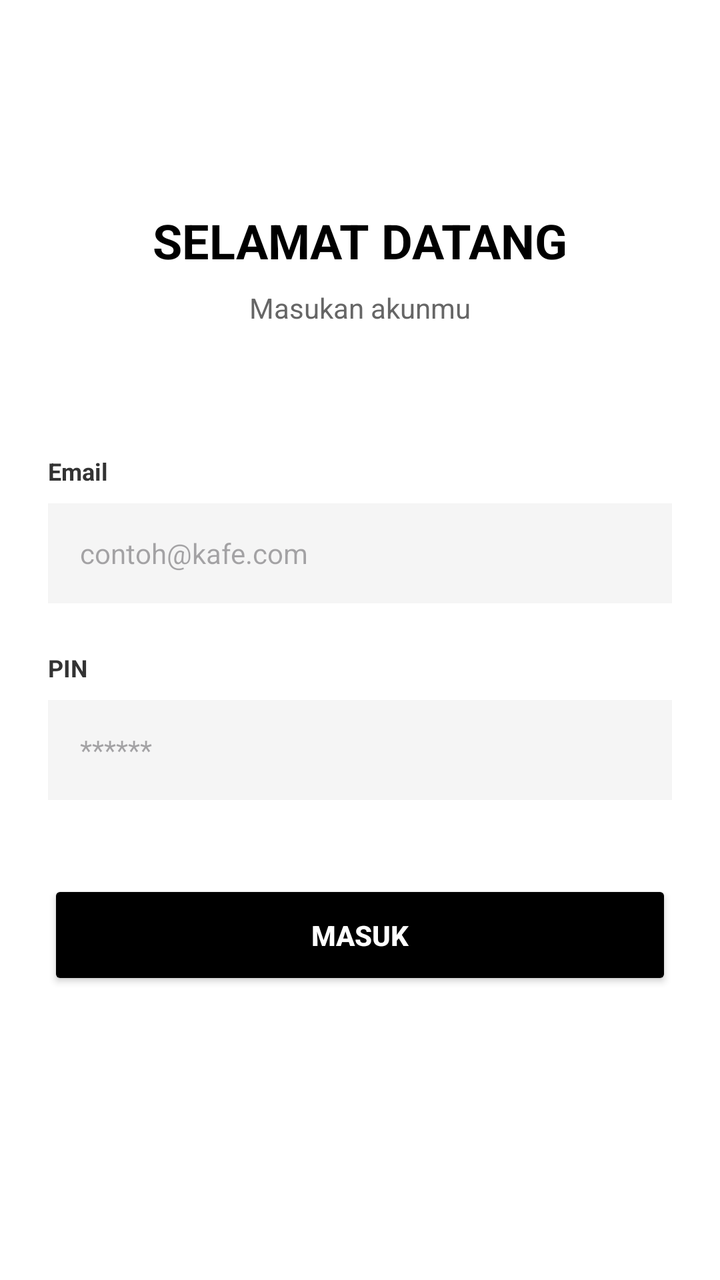
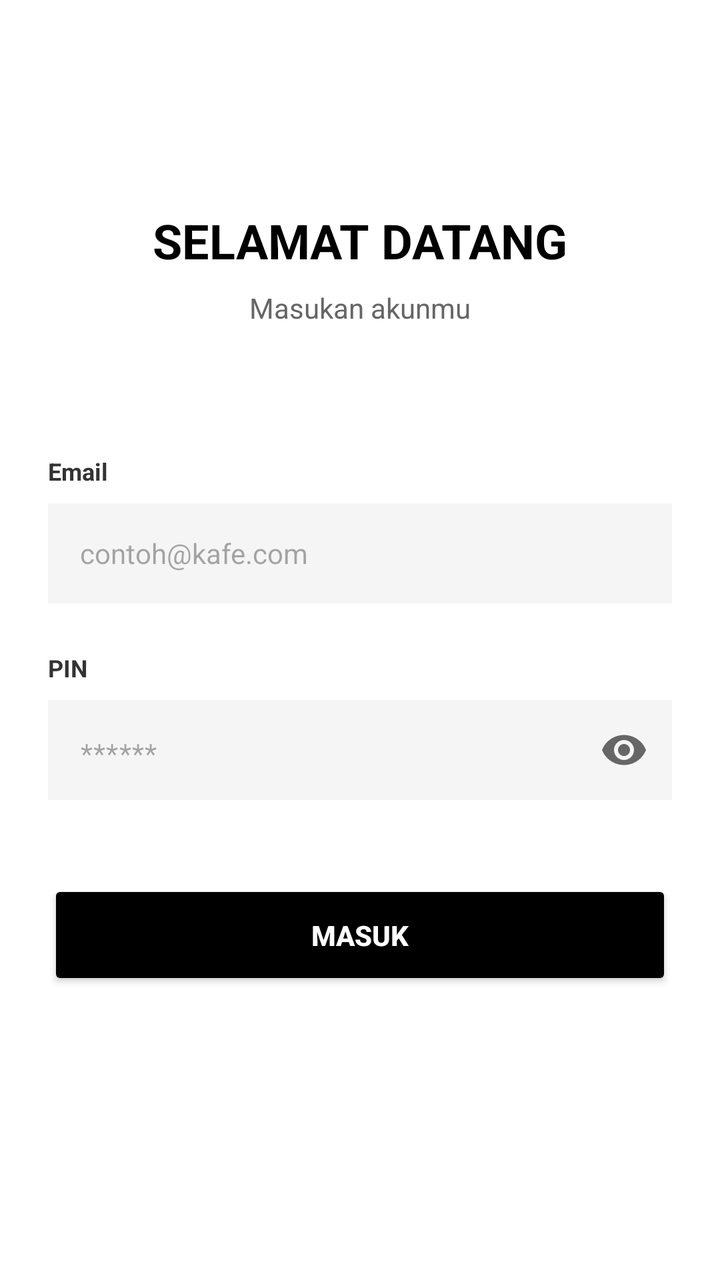

An Android layout rendered at two revisions. The XML below is the earlier revision; the diff shows what the commit changed to produce the second picture.
<!-- AndroidManifest.xml: application theme Theme.SistemKasir -->
<!-- res/layout/activity_login.xml -->
<?xml version="1.0" encoding="utf-8"?>
<androidx.constraintlayout.widget.ConstraintLayout
    xmlns:android="http://schemas.android.com/apk/res/android"
    xmlns:app="http://schemas.android.com/apk/res-auto"
    xmlns:tools="http://schemas.android.com/schemas/android/tools"
    android:layout_width="match_parent"
    android:layout_height="match_parent"
    android:background="#FFFFFF"
    android:padding="24dp"
    tools:context=".ui.auth.LoginActivity">

    <TextView
        android:id="@+id/textJudul"
        android:layout_width="wrap_content"
        android:layout_height="wrap_content"
        android:layout_marginTop="80dp"
        android:text="SELAMAT DATANG"
        android:textColor="#000000"
        android:textSize="24sp"
        android:textStyle="bold"
        app:layout_constraintEnd_toEndOf="parent"
        app:layout_constraintStart_toStartOf="parent"
        app:layout_constraintTop_toTopOf="parent" />

    <TextView
        android:id="@+id/textSubjudul"
        android:layout_width="wrap_content"
        android:layout_height="wrap_content"
        android:layout_marginTop="8dp"
        android:text="Masukan akunmu"
        android:textColor="#666666"
        android:textSize="14sp"
        app:layout_constraintEnd_toEndOf="parent"
        app:layout_constraintStart_toStartOf="parent"
        app:layout_constraintTop_toBottomOf="@id/textJudul" />

    <LinearLayout
        android:layout_width="match_parent"
        android:layout_height="wrap_content"
        android:layout_marginTop="64dp"
        android:orientation="vertical"
        app:layout_constraintEnd_toEndOf="parent"
        app:layout_constraintStart_toStartOf="parent"
        app:layout_constraintTop_toBottomOf="@id/textSubjudul">

        <TextView
            android:layout_width="wrap_content"
            android:layout_height="wrap_content"
            android:layout_marginBottom="8dp"
            android:text="Email"
            android:textColor="#333333"
            android:textSize="12sp"
            android:textStyle="bold" />

        <EditText
            android:id="@+id/inputEmail"
            android:layout_width="match_parent"
            android:layout_height="50dp"
            android:layout_marginBottom="24dp"
            android:background="#F5F5F5"
            android:hint="contoh@kafe.com"
            android:inputType="textEmailAddress"
            android:paddingHorizontal="16dp"
            android:textColor="#000000"
            android:textSize="14sp" />

        <TextView
            android:layout_width="wrap_content"
            android:layout_height="wrap_content"
            android:layout_marginBottom="8dp"
            android:text="PIN"
            android:textColor="#333333"
            android:textSize="12sp"
            android:textStyle="bold" />

        <EditText
            android:id="@+id/inputPin"
            android:layout_width="match_parent"
            android:layout_height="50dp"
            android:layout_marginBottom="40dp"
            android:background="#F5F5F5"
            android:hint="******"
            android:inputType="textPassword"
            android:paddingHorizontal="16dp"
            android:textColor="#000000"
            android:textSize="14sp" />

        <Button
            android:id="@+id/tombolMasuk"
            android:layout_width="match_parent"
            android:layout_height="55dp"
            android:backgroundTint="#000000"
            android:text="MASUK"
            android:textColor="#FFFFFF"
            android:textSize="14sp"
            android:textStyle="bold"
            app:cornerRadius="8dp" />

    </LinearLayout>

</androidx.constraintlayout.widget.ConstraintLayout>
<!-- resources referenced by this layout -->
<resources>
  <style name="Theme.SistemKasir" parent="Base.Theme.SistemKasir" />
  <style name="Base.Theme.SistemKasir" parent="Theme.Material3.DayNight.NoActionBar">
          
          
      </style>
</resources>

<!-- the commit's change to res/layout/activity_login.xml (unified diff, before → after) -->
@@ -52,7 +52,7 @@
             android:textSize="12sp"
             android:textStyle="bold" />
 
-        <EditText
+        <com.google.android.material.textfield.TextInputEditText
             android:id="@+id/inputEmail"
             android:layout_width="match_parent"
             android:layout_height="50dp"
@@ -73,17 +73,26 @@
             android:textSize="12sp"
             android:textStyle="bold" />
 
-        <EditText
-            android:id="@+id/inputPin"
+        <com.google.android.material.textfield.TextInputLayout
             android:layout_width="match_parent"
-            android:layout_height="50dp"
+            android:layout_height="wrap_content"
             android:layout_marginBottom="40dp"
-            android:background="#F5F5F5"
-            android:hint="******"
-            android:inputType="textPassword"
-            android:paddingHorizontal="16dp"
-            android:textColor="#000000"
-            android:textSize="14sp" />
+            app:boxBackgroundMode="none"
+            app:endIconMode="password_toggle"
+            app:endIconTint="#666666"
+            app:hintEnabled="false">
+
+            <com.google.android.material.textfield.TextInputEditText
+                android:id="@+id/inputPin"
+                android:layout_width="match_parent"
+                android:layout_height="50dp"
+                android:background="#F5F5F5"
+                android:hint="******"
+                android:inputType="textPassword"
+                android:paddingHorizontal="16dp"
+                android:textColor="#000000"
+                android:textSize="14sp" />
+        </com.google.android.material.textfield.TextInputLayout>
 
         <Button
             android:id="@+id/tombolMasuk"
